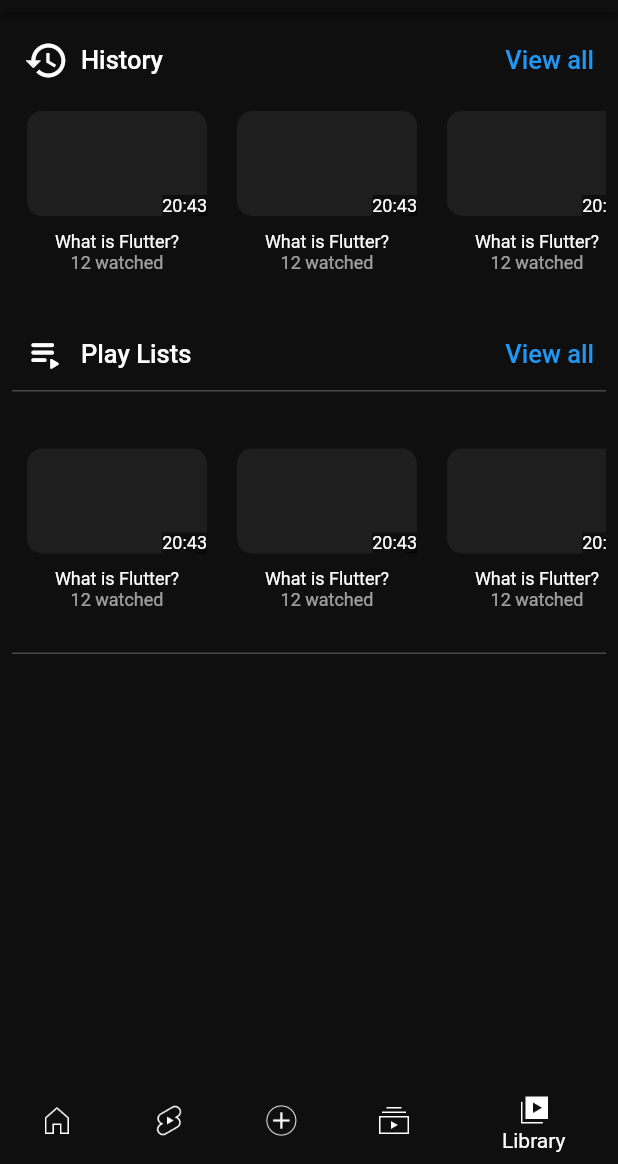
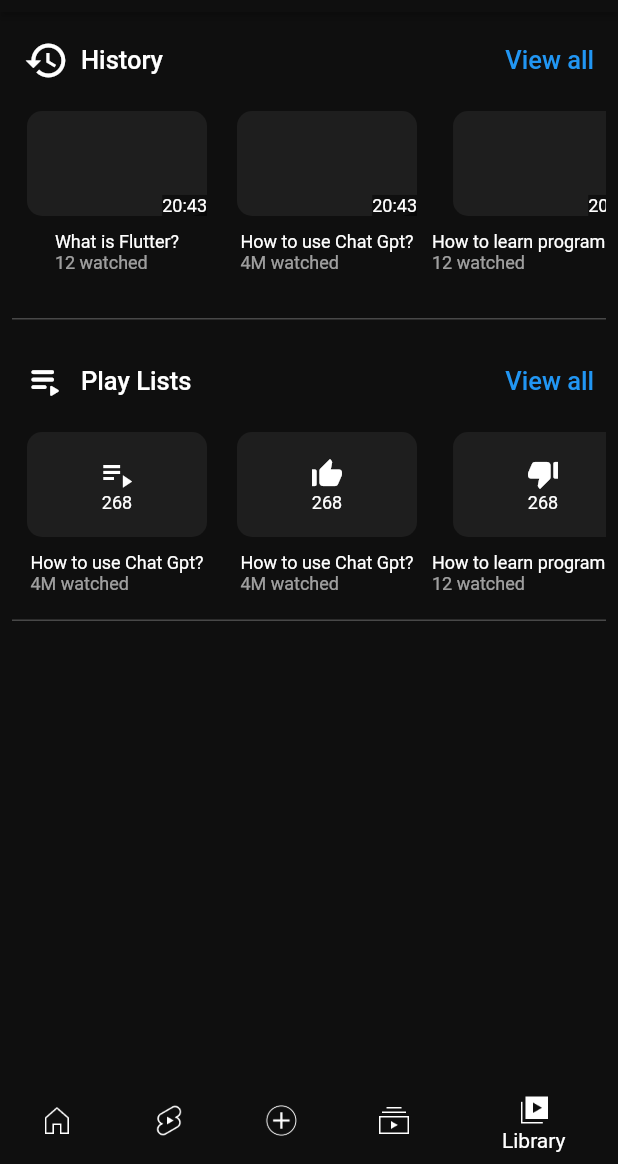
Before and after one commit to yuciferr/youtube_clone, a Flutter app: the screen it shows after launch, item 5 of the bottom bar chosen, on a phone screen of 412 x 824 dp, the part 72-1236 px from its top. Run offline on Flutter 3.47's test engine with Material 2 defaults, Android fonts, the phone set to English and light mode, and no system bars.

Commit message:
new feature : playlist of user that he/she have been in contact are implemented into library screen

```diff
--- a/lib/screens/home_screen/library_screen.dart
+++ b/lib/screens/home_screen/library_screen.dart
@@ -49,17 +49,27 @@ class _LibraryScreenState extends State<LibraryScreen> {
               child: Row(
                 children: [
                   buildHistoryVideos('What is Flutter?', '12 watched'),
-                  buildHistoryVideos('What is Flutter?', '12 watched'),
-                  buildHistoryVideos('What is Flutter?', '12 watched'),
-                  buildHistoryVideos('What is Flutter?', '12 watched'),
-                  buildHistoryVideos('What is Flutter?', '12 watched'),
-                  buildHistoryVideos('What is Flutter?', '12 watched'),
+                  buildHistoryVideos('How to use Chat Gpt?', '4M watched'),
+                  buildHistoryVideos('How to learn programming?', '12 watched'),
+                  buildHistoryVideos('What is Java?', '12 watched'),
+                  buildHistoryVideos('What is .Net?', '12 watched'),
+                  buildHistoryVideos('What is Asp .Net Core?', '12 watched'),
                 ],
               ),
             ),
-            SizedBox(
+            const SizedBox(
               height: 30,
             ),
+            Container(
+              decoration: const BoxDecoration(
+                border: Border.symmetric(
+                  horizontal: BorderSide(color: Colors.white24),
+                ),
+              ),
+              child: Padding(
+                padding: const EdgeInsets.symmetric(vertical: 17.0),
+                child: Column(
+                  children: [
                     Row(
                       mainAxisAlignment: MainAxisAlignment.spaceBetween,
                       children: [
@@ -72,38 +82,55 @@ class _LibraryScreenState extends State<LibraryScreen> {
                           ),
                           label: const Text(
                             'Play Lists',
-                    style: TextStyle(color: Colors.white, fontSize: 17.0),
+                            style:
+                                TextStyle(color: Colors.white, fontSize: 17.0),
                           ),
                         ),
                         TextButton(
                           onPressed: () {},
                           child: const Text(
                             'View all',
-                    style: TextStyle(color: Colors.blue, fontSize: 17.0),
+                            style:
+                                TextStyle(color: Colors.blue, fontSize: 17.0),
                           ),
                         ),
                       ],
                     ),
-            Container(
-              decoration: const BoxDecoration(
-                border: Border.symmetric(
-                  horizontal: BorderSide(color: Colors.white24),
-                ),
-              ),
-              child: Padding(
-                padding: const EdgeInsets.symmetric(vertical: 28.0),
-                child: SingleChildScrollView(
+                    SingleChildScrollView(
                       scrollDirection: Axis.horizontal,
                       child: Row(
                         children: [
-                      buildHistoryVideos('What is Flutter?', '12 watched'),
-                      buildHistoryVideos('What is Flutter?', '12 watched'),
-                      buildHistoryVideos('What is Flutter?', '12 watched'),
-                      buildHistoryVideos('What is Flutter?', '12 watched'),
-                      buildHistoryVideos('What is Flutter?', '12 watched'),
-                      buildHistoryVideos('What is Flutter?', '12 watched'),
+                          buildPlayList(
+                            'How to use Chat Gpt?',
+                            '4M watched',
+                            const Icon(Icons.playlist_play_outlined,
+                                color: Colors.white),
+                          ),
+                          buildPlayList(
+                            'How to use Chat Gpt?',
+                            '4M watched',
+                            const Icon(Icons.thumb_up_alt, color: Colors.white),
+                          ),
+                          buildPlayList(
+                            'How to learn programming?',
+                            '12 watched',
+                            const Icon(Icons.thumb_down_alt,
+                                color: Colors.white),
+                          ),
+                          buildPlayList(
+                            'What is Asp .Net Core?',
+                            '12 watched',
+                            const Icon(Icons.thumb_up_alt, color: Colors.white),
+                          ),
+                          buildPlayList(
+                            'What is .Net?',
+                            '24 watched',
+                            const Icon(Icons.thumb_up_alt, color: Colors.white),
+                          ),
                         ],
                       ),
+                    ),
+                  ],
                 ),
               ),
             ),
@@ -141,6 +168,10 @@ class _LibraryScreenState extends State<LibraryScreen> {
             ),
           ],
         ),
+        Column(
+          mainAxisAlignment: MainAxisAlignment.center,
+          crossAxisAlignment: CrossAxisAlignment.start,
+          children: [
             Text(
               title,
               style: const TextStyle(color: Colors.white),
@@ -148,6 +179,56 @@ class _LibraryScreenState extends State<LibraryScreen> {
             Text(
               viewedNum,
               style: const TextStyle(color: Colors.white60),
+            ),
+          ],
+        ),
+      ],
+    );
+  }
+
+  Column buildPlayList(String title, String viewedNum, Icon icon) {
+    return Column(
+      mainAxisAlignment: MainAxisAlignment.spaceBetween,
+      children: [
+        Stack(
+          children: [
+            Container(
+              height: 70,
+              width: 120,
+              margin: const EdgeInsets.all(10),
+              decoration: BoxDecoration(
+                borderRadius: BorderRadius.circular(10),
+                color: Colors.grey.withOpacity(0.1),
+              ),
+            ),
+            Positioned(
+              bottom: 10,
+              right: 10,
+              top: 10,
+              left: 10,
+              child: Column(
+                mainAxisAlignment: MainAxisAlignment.center,
+                children: [
+                  icon,
+                  Text('268'),
+                ],
+              ),
+            ),
+          ],
+        ),
+        Column(
+          mainAxisAlignment: MainAxisAlignment.center,
+          crossAxisAlignment: CrossAxisAlignment.start,
+          children: [
+            Text(
+              title,
+              style: const TextStyle(color: Colors.white),
+            ),
+            Text(
+              viewedNum,
+              style: const TextStyle(color: Colors.white60),
+            ),
+          ],
         ),
       ],
     );
```
Lines whose indentation alone changed are shown as unchanged.
